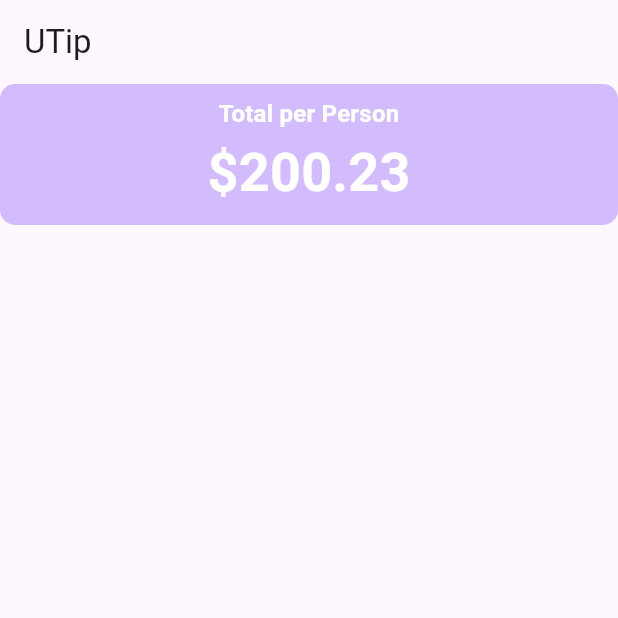
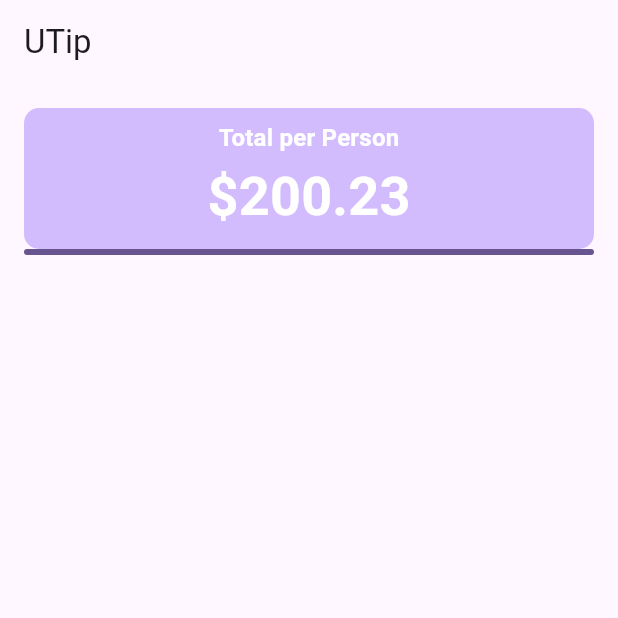
Before and after one commit to SAJalingo/utip, a Flutter app: the screen it shows after launch, on a phone screen of 412 x 824 dp, the top half of it. Run offline on Flutter 3.47's test engine with Material 3 defaults, Android fonts, the phone set to English and light mode, and no system bars.

Commit message:
added padding to the body widget

```diff
--- a/lib/main.dart
+++ b/lib/main.dart
@@ -41,7 +41,9 @@ class _UTipState extends State<UTip> {
         );
     return Scaffold(
       appBar: AppBar(title: const Text('UTip')),
-      body: Column(
+      body: Padding(
+        padding: const EdgeInsets.all(16.0),
+        child: Column(
           crossAxisAlignment:
               CrossAxisAlignment.stretch,
           children: [
@@ -52,9 +54,8 @@ class _UTipState extends State<UTip> {
                     theme
                         .colorScheme
                         .inversePrimary,
-              borderRadius: BorderRadius.circular(
-                10,
-              ),
+                borderRadius:
+                    BorderRadius.circular(10),
               ),
               child: Column(
                 children: [
@@ -79,7 +80,20 @@ class _UTipState extends State<UTip> {
                 ],
               ),
             ),
+            //form
+            Container(
+              decoration: BoxDecoration(
+                borderRadius:
+                    BorderRadius.circular(5),
+                border: Border.all(
+                  color:
+                      theme.colorScheme.primary,
+                  width: 2,
+                ),
+              ),
+            ),
           ],
+        ),
       ),
     );
   }
```
Lines whose indentation alone changed are shown as unchanged.
